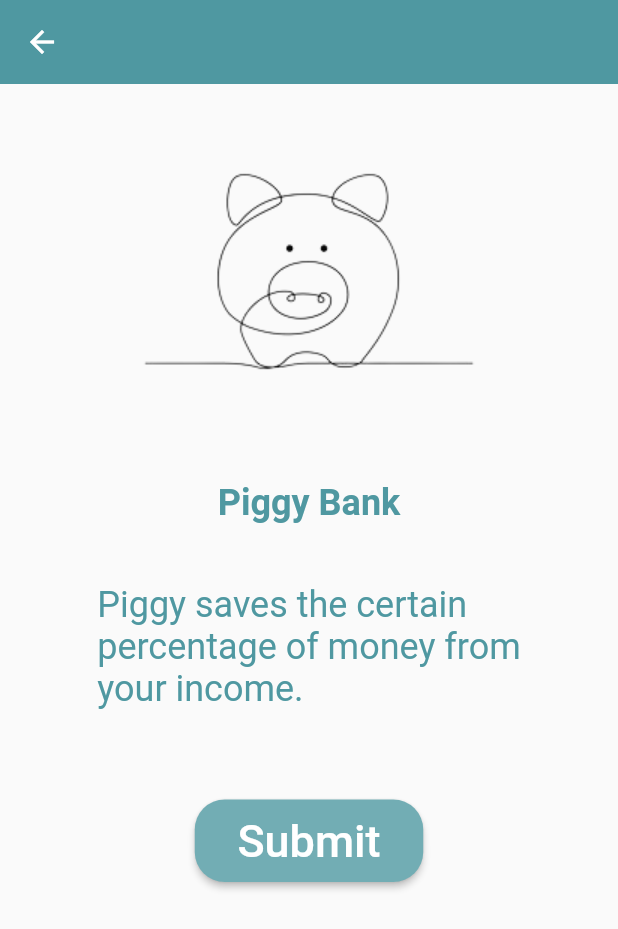
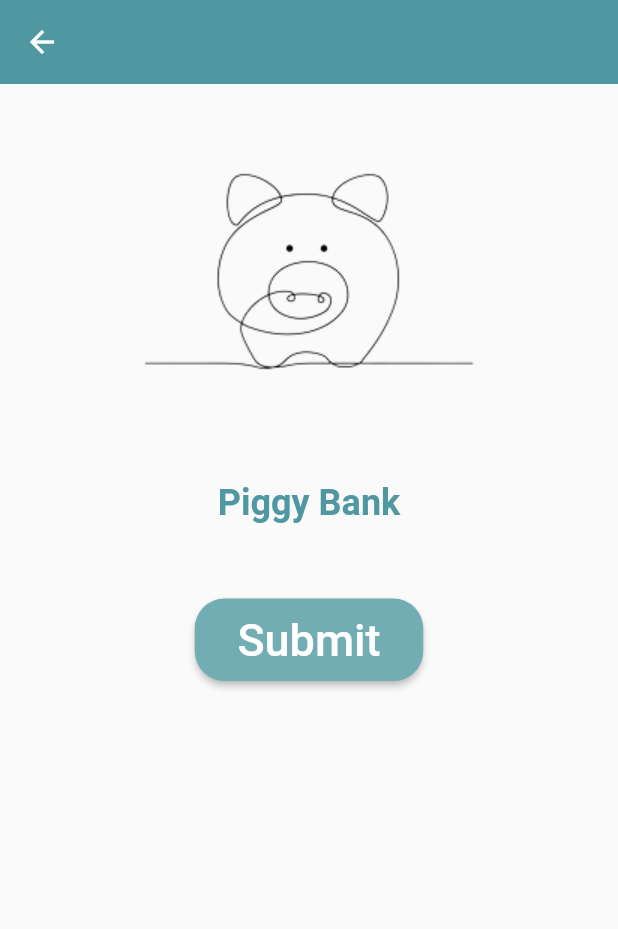
Before and after one commit to zwethu/Eco_ml, a Flutter app: the PiggyPage screen opened by its route, on a phone screen of 412 x 824 dp. Shown: the top 929 px of the screen. Run offline on Flutter 3.47's test engine with Material 2 defaults, Android fonts, the phone set to English and light mode, and no system bars; our stand-ins replace auto_route, fl_chart, google_fonts.

Commit message:
testing1

```diff
--- a/lib/charts/pieChartProfile.dart
+++ b/lib/charts/pieChartProfile.dart
@@ -120,8 +120,8 @@ class PieChartProfileState extends State {
         double value2 = 40;
 
 
-        final color0 = const Color(0xff3f5166);
-        final color1 = const Color(0xffff7733);
+        final color0 = const Color(0xffff828a);
+        final color1 = const Color(0xff0FE944);
 
 
         switch (i) {
--- a/lib/charts/pieChartProfile2.dart
+++ b/lib/charts/pieChartProfile2.dart
@@ -132,7 +132,7 @@ class PieChartProfileTwoState extends State {
                 : 65;
 
         final color0 = const Color(0xffff828a);
-        final color1 = const Color(0xff7dff9d);
+        final color1 = const Color(0xff0FE944);
 
 
 
--- a/lib/pages/piggyPage.dart
+++ b/lib/pages/piggyPage.dart
@@ -35,16 +35,7 @@ class _PiggyPageState extends State<PiggyPage> {
                 ),
               ),
             ),
-            Container(
-              margin: EdgeInsets.symmetric(vertical: 25),
-              child: Text(
-                'Piggy saves the certain \npercentage of money from\nyour income.',
-                style: TextStyle(
-                  fontSize: 24,
-                  color: Color(0xff4F98A1),
-                ),
-              ),
-            ),
+
             Container(
               margin: EdgeInsets.all(35),
               child: ElevatedButton(
--- a/lib/pages/reportPage.dart
+++ b/lib/pages/reportPage.dart
@@ -22,7 +22,7 @@ class _ReportPageState extends State<ReportPage> {
               crossAxisAlignment: CrossAxisAlignment.stretch,
               children: <Widget>[
                 Container(
-                  margin: EdgeInsets.symmetric(vertical: 20,horizontal: 10),
+                  margin: EdgeInsets.symmetric(vertical: 15,horizontal: 10),
                   child: TabBar(
                     labelColor: Colors.black,
                     unselectedLabelColor: Color(0xffADADAD),
```
Also changed, not shown: lib/pages/profilePage.dart (+7 -0 lines), 2 other files.
